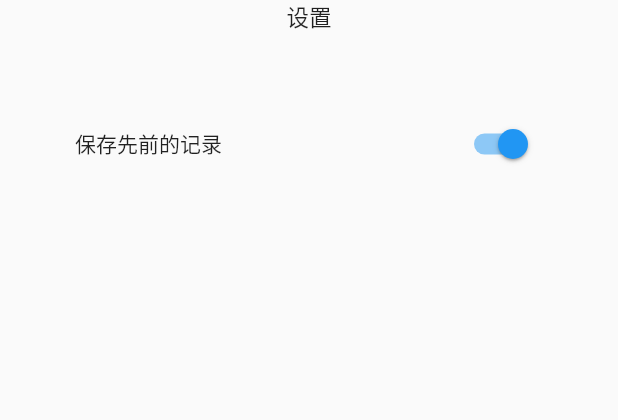
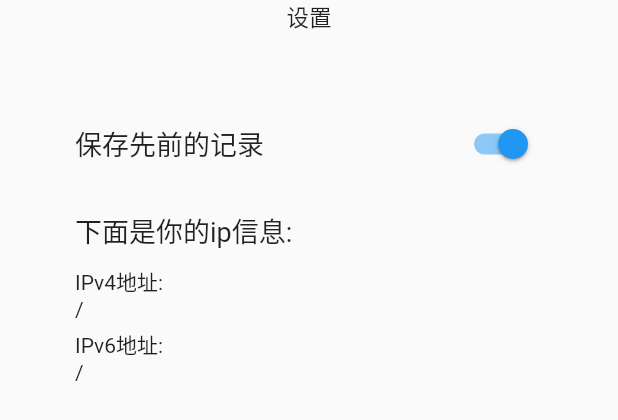
Before and after one commit to Zhoucheng133/CuteHttpFileServer-GUI, a Flutter app: the SettingPage widget shown alone on an empty page, opened directly, on a phone screen of 412 x 824 dp. Shown: the top 420 px of the screen. Run offline on Flutter 3.47's test engine with Material 2 defaults, Android fonts, the phone set to English and light mode, and no system bars; our stand-ins replace file_picker, shared_preferences; missing offline and left inert: bitsdojo_window, process_run; accounts and stored records are empty.

Commit message:
增加查看ip地址

```diff
--- a/lib/main.dart
+++ b/lib/main.dart
@@ -1,4 +1,6 @@
 // ignore_for_file: camel_case_types, prefer_const_constructors, prefer_const_literals_to_create_immutables, depend_on_referenced_packages, unused_local_variable, avoid_unnecessary_containers, non_constant_identifier_names
+
+import 'dart:io';
 
 import 'package:flutter/material.dart';
 import 'package:bitsdojo_window/bitsdojo_window.dart';
@@ -76,6 +78,7 @@ class _SettingPageState extends State<SettingPage> {
   void initState(){
     super.initState();
     _haveData();
+    _getIP();
   }
 
   void _setSave(bool value) async {
@@ -91,7 +94,28 @@ class _SettingPageState extends State<SettingPage> {
     }
   }
 
+  void _getIP() async {
+    List data=['/','/'];
+
+    bool findIPv6=false;
+    bool findIPv4=false;
+
+    for (var interface in await NetworkInterface.list()) {
+      for (var addr in interface.addresses) {
+        if(addr.type.name=="IPv6" && findIPv6==false){
+          data[1]=(addr.address);
+          findIPv6=true;
+        }else if(addr.type.name=="IPv4" && findIPv4==false){
+          data[0]=(addr.address);
+          findIPv6=true;
+        }
+      }
+    }
+    ip=data;
+  }
+
   bool saveHistory=true;
+  List ip=['/','/'];
 
   @override
   Widget build(BuildContext context) {
@@ -112,12 +136,14 @@ class _SettingPageState extends State<SettingPage> {
           padding: const EdgeInsets.fromLTRB(50, 50, 50, 0),
           child: Column(
             children: [
-              // TextButton(onPressed: (){
-              //   _HomePageState._clearData();
-              // }, child: Text("清除"))
               Row(
                 children: [
-                  Text("保存先前的记录"),
+                  Text(
+                    "保存先前的记录",
+                    style: TextStyle(
+                      fontSize: 18
+                    ),
+                  ),
                   Spacer(),
                   Switch(
                     value: saveHistory,
@@ -131,6 +157,50 @@ class _SettingPageState extends State<SettingPage> {
                       });
                     }
                   )
+                ],
+              ),
+              SizedBox(
+                height: 20,
+              ),
+              Row(
+                children: [
+                  Text(
+                    "下面是你的ip信息:",
+                    style: TextStyle(
+                      fontSize: 18
+                    ),
+                  ),
+                  Spacer()
+                ],
+              ),
+              SizedBox(
+                height: 10,
+              ),
+              Row(
+                children: [
+                  Text("IPv4地址:"),
+                  Spacer()
+                ],
+              ),
+              Row(
+                children: [
+                  Text(ip[0]),
+                  Spacer()
+                ],
+              ),
+              SizedBox(
+                height: 5,
+              ),
+              Row(
+                children: [
+                  Text("IPv6地址:"),
+                  Spacer()
+                ],
+              ),
+              Row(
+                children: [
+                  Text(ip[1]),
+                  Spacer()
                 ],
               )
             ]
```
